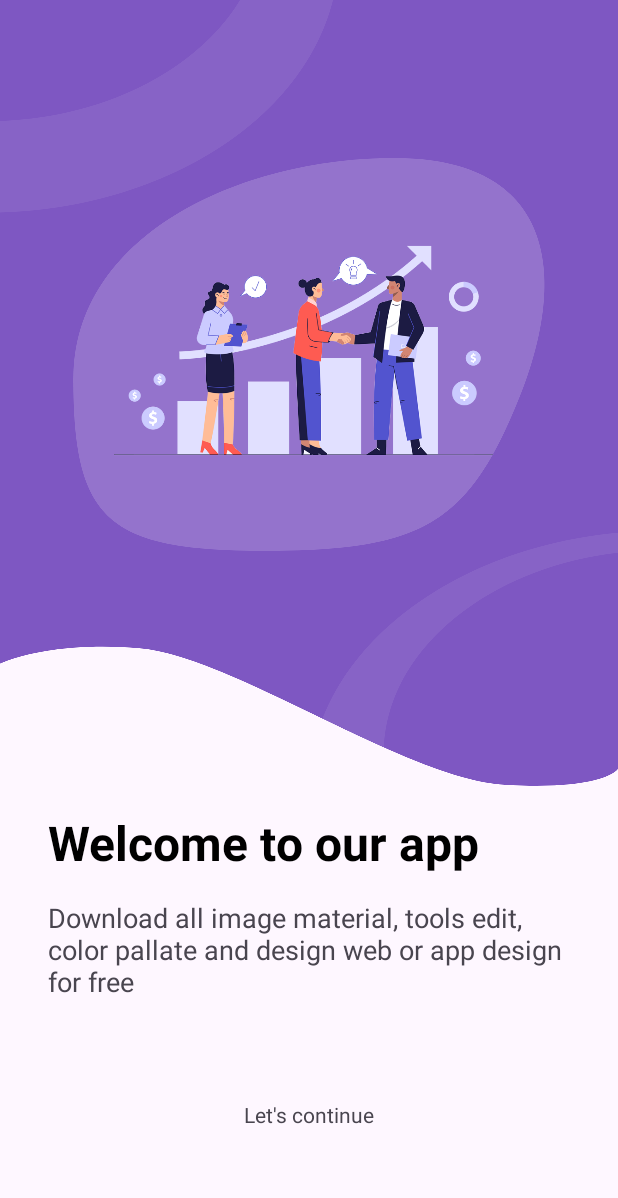
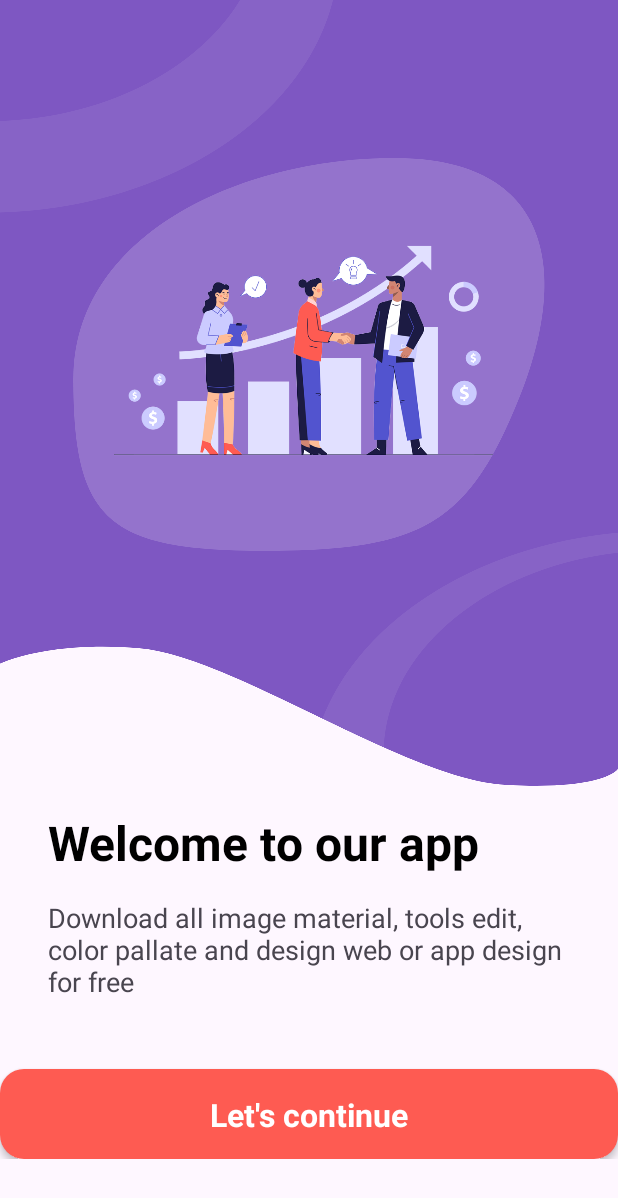
Before and after one commit to deaguss/registration-app, an Android app: the screen it shows after launch (MainActivity), on a phone screen of 412 x 824 dp. Shown: the top 1198 px of the screen. Run offline under Robolectric (Android 15) with nearby library versions, the phone set to English and light mode, and no system bars.

Commit message:
refactor main activity to splash and create sign up activity

```diff
--- a/app/src/main/java/com/example/registation/MainActivity.kt
+++ b/app/src/main/java/com/example/registation/MainActivity.kt
@@ -6,6 +6,6 @@ import android.os.Bundle
 class MainActivity : AppCompatActivity() {
     override fun onCreate(savedInstanceState: Bundle?) {
         super.onCreate(savedInstanceState)
-        setContentView(R.layout.activity_main)
+        setContentView(R.layout.activity_splash)
     }
 }
--- a/app/src/main/res/layout/activity_main.xml
+++ b/app/src/main/res/layout/activity_splash.xml
@@ -46,6 +46,8 @@
             <androidx.constraintlayout.widget.ConstraintLayout
                 android:layout_width="match_parent"
                 android:layout_height="60dp"
+                android:elevation="3dp"
+                android:background="@drawable/orange_background"
                 android:layout_gravity="center_horizontal"
                 android:layout_marginTop="46dp">
 
@@ -54,6 +56,9 @@
                     android:layout_width="wrap_content"
                     android:layout_height="wrap_content"
                     android:text="Let's continue"
+                    android:textSize="21sp"
+                    android:textStyle="bold"
+                    android:textColor="#ffffff"
                     app:layout_constraintBottom_toBottomOf="parent"
                     app:layout_constraintEnd_toEndOf="parent"
                     app:layout_constraintStart_toStartOf="parent"
```
Also changed, not shown: app/src/main/res/layout/signup_activity.xml (added, +36 -0 lines).
